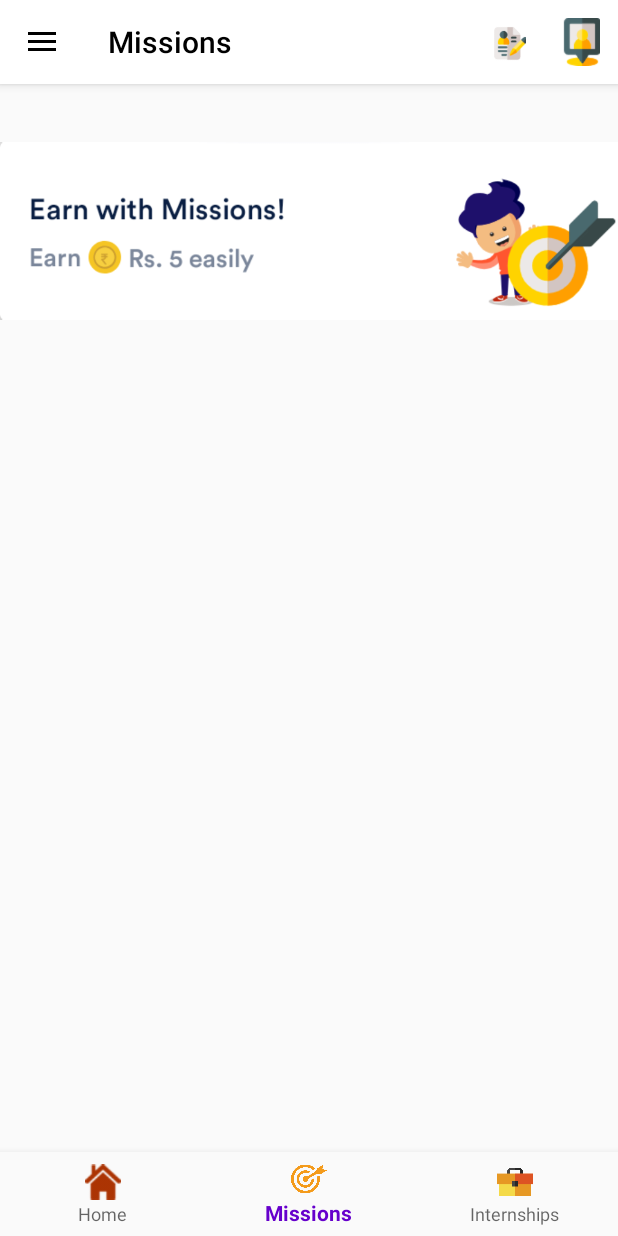
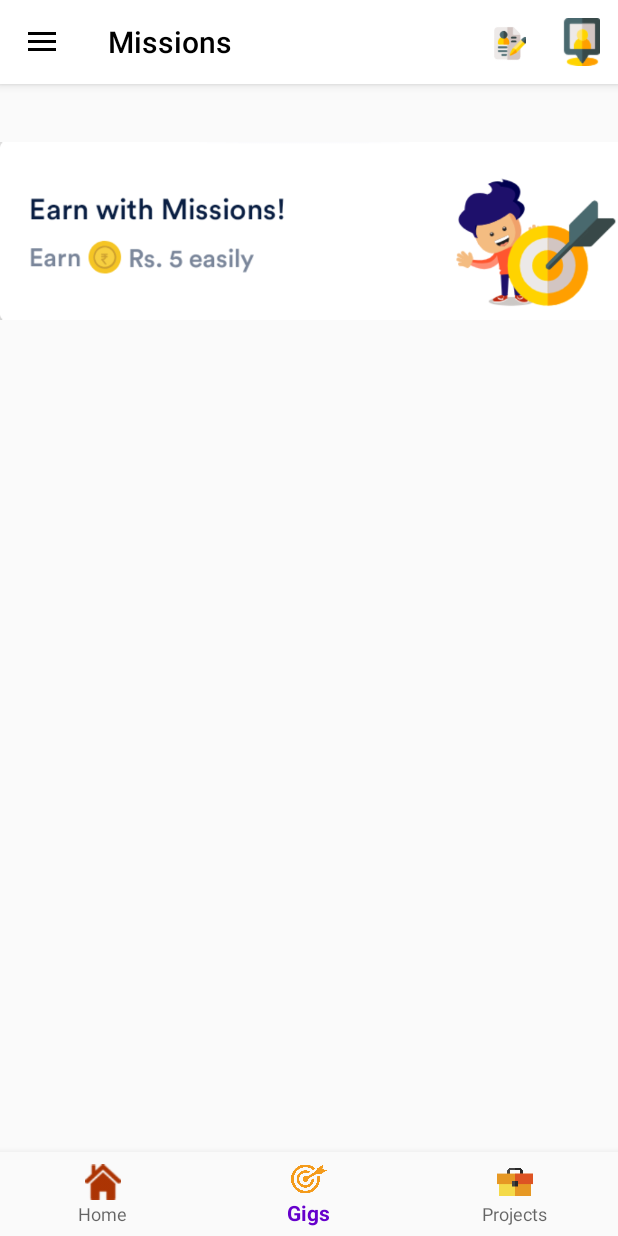
Before and after one commit to Darshpreet2000/VitiNew, an Android app: the screen it shows after launch (MainActivity), item 2 of the bottom bar chosen, on a phone screen of 412 x 824 dp. Run offline under Robolectric (Android 15) with nearby library versions, the phone set to English and light mode, and no system bars; our stand-ins replace navigation-ui; 5 statements that could not run were skipped.

Commit message:
mission renamed as  and internship renamed as  Projects
mission renamed as  and internship renamed as  Projects

```diff
--- a/app/src/main/res/menu/bottom_nav.xml
+++ b/app/src/main/res/menu/bottom_nav.xml
@@ -1,6 +1,6 @@
 <?xml version="1.0" encoding="utf-8"?>
 <menu xmlns:android="http://schemas.android.com/apk/res/android">
-
+    <!-- mission renamed as  and internship renamed as  Projects -->
     <item
         android:id="@+id/home2"
         android:icon="@drawable/homeic"
@@ -9,9 +9,9 @@
     <item
         android:id="@+id/missions"
         android:icon="@drawable/missiongoal"
-        android:title="Missions" />
+        android:title="Gigs" />
     <item
         android:id="@+id/internships"
         android:icon="@drawable/newtool"
-        android:title="Internships" />
+        android:title="Projects" />
 </menu>
```
